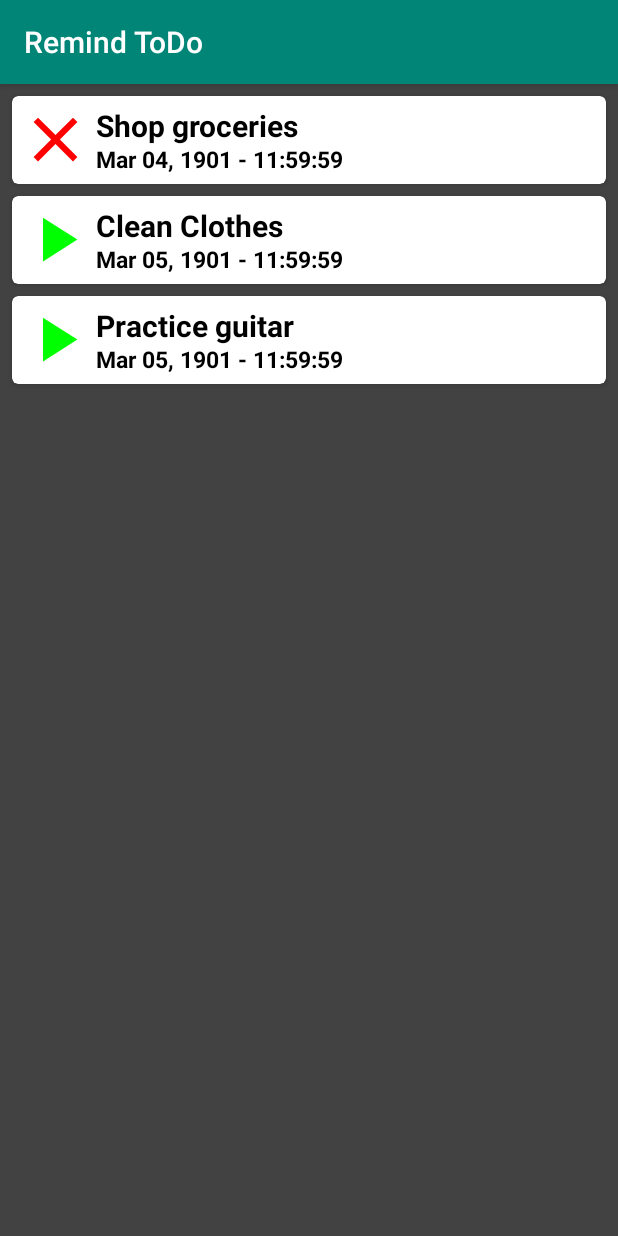
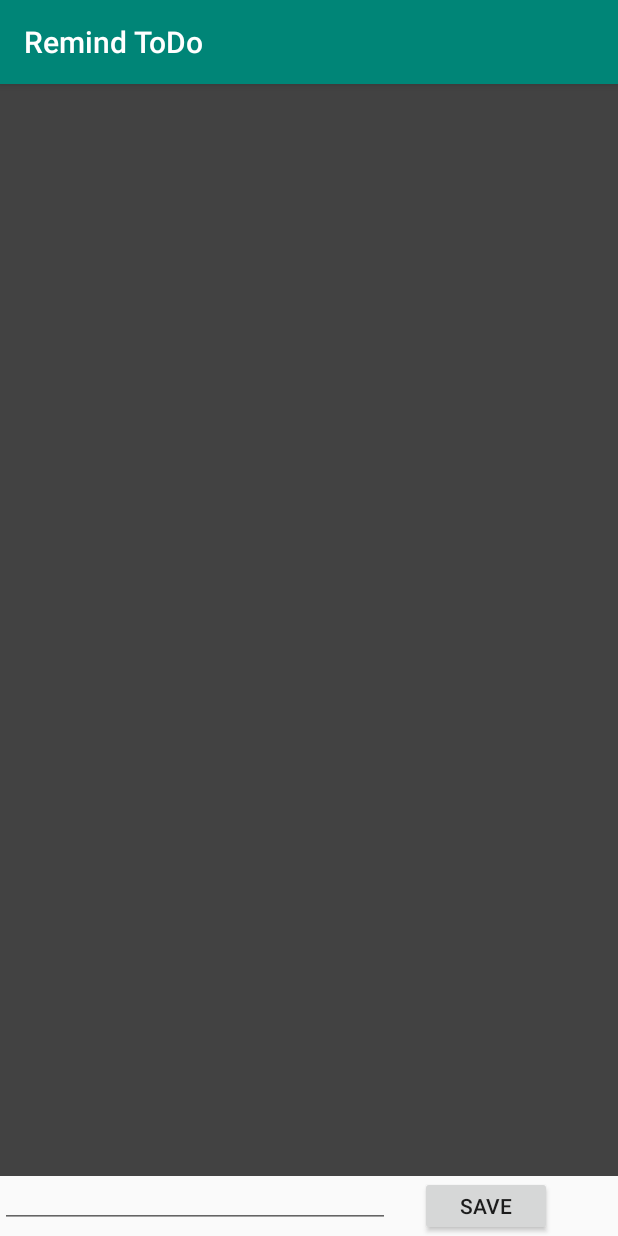
Before and after one commit to grvmishra788/RemindToDo, an Android app: the screen it shows after launch (MainActivity), on a phone screen of 412 x 824 dp. Run offline under Robolectric (Android 15) with nearby library versions, the phone set to English and light mode, and no system bars.

Commit message:
Added code to save/load ToDo items list to/from Shared Preferences in Utilities class

```diff
--- a/app/build.gradle
+++ b/app/build.gradle
@@ -25,6 +25,7 @@ dependencies {
     implementation 'com.android.support.constraint:constraint-layout:1.1.3'
     implementation 'com.android.support:recyclerview-v7:28.0.0'
     implementation 'com.android.support:cardview-v7:28.0.0'
+    implementation 'com.google.code.gson:gson:2.8.5'
     testImplementation 'junit:junit:4.12'
     androidTestImplementation 'com.android.support.test:runner:1.0.2'
     androidTestImplementation 'com.android.support.test.espresso:espresso-core:3.0.2'
--- a/app/src/main/java/com/grvmishra788/remindtodo/MainActivity.java
+++ b/app/src/main/java/com/grvmishra788/remindtodo/MainActivity.java
@@ -1,37 +1,102 @@
 package com.grvmishra788.remindtodo;
 
+import android.content.Context;
+import android.content.SharedPreferences;
 import android.support.v7.app.AppCompatActivity;
 import android.os.Bundle;
 import android.support.v7.widget.LinearLayoutManager;
 import android.support.v7.widget.RecyclerView;
+import android.view.View;
+import android.view.inputmethod.InputMethodManager;
+import android.widget.Button;
+import android.widget.EditText;
+import android.widget.Toast;
 
+import com.google.gson.Gson;
+import com.google.gson.reflect.TypeToken;
 import com.grvmishra788.remindtodo.basic.ToDoItem;
+import com.grvmishra788.remindtodo.basic.Utilities;
 import com.grvmishra788.remindtodo.recyclerview.ToDoItemAdapter;
 
+import java.lang.reflect.Type;
 import java.util.ArrayList;
 import java.util.Calendar;
 import java.util.Date;
 
+import static android.widget.Toast.LENGTH_SHORT;
+
 public class MainActivity extends AppCompatActivity {
 
+    //recyclerView variables
     private RecyclerView mRecyclerview;
     private RecyclerView.Adapter mRecyclerViewAdapter;
     private RecyclerView.LayoutManager mRecyclerViewLayoutManager;
+
+    //EditText variable
+    private EditText mEditText;
+
+    //Button variable
+    private Button mButton;
+
+    //ToDoItems list
+    ArrayList<ToDoItem> mToDoItems;
+
+    //SharedPreferences variable
+    SharedPreferences mSharedPreferences;
 
     @Override
     protected void onCreate(Bundle savedInstanceState) {
         super.onCreate(savedInstanceState);
         setContentView(R.layout.activity_main);
-        ArrayList<ToDoItem> mToDoItems = new ArrayList<>();
-        mToDoItems.add(new ToDoItem("Shop groceries", new Date(Calendar.getInstance().YEAR, Calendar.getInstance().MONTH, Calendar.getInstance().DATE-1, 23, 59,59), R.drawable.ic_overdue));
-        mToDoItems.add(new ToDoItem("Clean Clothes"));
-        mToDoItems.add(new ToDoItem("Practice guitar"));
 
+        //int SharedPreferences variable
+        mSharedPreferences = getSharedPreferences("ToDoList Shared Preferences", MODE_PRIVATE);
+
+        //load mTodoItems From Shared Preferences
+        mToDoItems = Utilities.loadToDoListFromSharedPreferences(mSharedPreferences);
+
+        //init mToDoItems if there are no ToDos saved already
+        if(mToDoItems==null){
+            mToDoItems = new ArrayList<>();
+        }
+
+        //init EditText variable
+        mEditText = (EditText) findViewById(R.id.editText);
+
+        //init Button variable
+        mButton = (Button) findViewById(R.id.saveBtn);
+
+        //On Button click, save current ToDoItem if there is some text present in mEditText
+        //else popup a toast to notify the user
+        mButton.setOnClickListener(new View.OnClickListener() {
+            @Override
+            public void onClick(View view) {
+                //obtain ToDoItemDescription from mEditTExt
+                String mToDoItemDescription = mEditText.getText().toString();
+
+                if(mToDoItemDescription.equals("")){
+                    //if this description is null, popup a toast to notify the user
+                    Toast.makeText(getApplicationContext(), "No ToDo to save", LENGTH_SHORT).show();
+                }
+                else{
+                    //else save current ToDoItem & clear mEditText
+                    mToDoItems.add(new ToDoItem(mToDoItemDescription));
+                    Utilities.saveToDoListToSharedPreferences(mSharedPreferences, mToDoItems);
+                    mEditText.getText().clear();
+                }
+
+                //Hide keyboard once button has done its job
+                InputMethodManager mInputManager = (InputMethodManager) getSystemService(Context.INPUT_METHOD_SERVICE);
+                mInputManager.hideSoftInputFromWindow(getCurrentFocus().getWindowToken(), InputMethodManager.HIDE_NOT_ALWAYS);
+
+            }
+        });
+
+        //init recyclerView variables
         mRecyclerview = (RecyclerView) findViewById(R.id.recyclerView);
         mRecyclerview.setHasFixedSize(true);    //hasFixedSize=true increases app performance as Recyclerview is not going to change in size
         mRecyclerViewLayoutManager = new LinearLayoutManager(this);
         mRecyclerViewAdapter = new ToDoItemAdapter(mToDoItems);
-
         mRecyclerview.setLayoutManager(mRecyclerViewLayoutManager);
         mRecyclerview.setAdapter(mRecyclerViewAdapter);
 
--- a/app/src/main/java/com/grvmishra788/remindtodo/basic/ToDoItem.java
+++ b/app/src/main/java/com/grvmishra788/remindtodo/basic/ToDoItem.java
@@ -10,7 +10,7 @@ import java.util.UUID;
 
 public class ToDoItem {
 
-    //constants
+    //constant Class TAG
     private static final String TAG = ToDoItem.class.getName();
 
     //ToDoItem variables
--- /dev/null
+++ b/app/src/main/java/com/grvmishra788/remindtodo/basic/Utilities.java
@@ -0,0 +1,39 @@
+package com.grvmishra788.remindtodo.basic;
+
+import android.content.SharedPreferences;
+import android.util.Log;
+
+import com.google.gson.Gson;
+import com.google.gson.reflect.TypeToken;
+
+import java.lang.reflect.Type;
+import java.util.ArrayList;
+
+//Utilities class added to perform general functions from anywhere in the code
+public class Utilities {
+
+    //constant Class TAG
+    private static final String TAG = Utilities.class.getName();
+
+    //function to save ToDoList To SharedPrefences
+    public static void saveToDoListToSharedPreferences(SharedPreferences mSharedPreferences, ArrayList<ToDoItem> mToDoItems){
+        Log.d(TAG, "Started saving ToDoList to Shared Preferences");
+        SharedPreferences.Editor mSharedPreferencesEditor = mSharedPreferences.edit();
+        Gson mGson = new Gson();
+        String json = mGson.toJson(mToDoItems);
+        mSharedPreferencesEditor.putString("ToDoList", json);
+        mSharedPreferencesEditor.apply();
+        Log.d(TAG, "Ended saving ToDoList to Shared Preferences");
+    }
+
+    //function to load ToDoList From SharedPrefences
+    public static ArrayList<ToDoItem> loadToDoListFromSharedPreferences(SharedPreferences mSharedPreferences){
+        Log.d(TAG, "Started loading ToDoList from Shared Preferences");
+        Gson mGson = new Gson();
+        String json = mSharedPreferences.getString("ToDoList", null);
+        Type mType = new TypeToken<ArrayList<ToDoItem>>(){}.getType();
+        ArrayList<ToDoItem> mToDoItem = mGson.fromJson(json, mType);
+        Log.d(TAG, "Ended loading ToDoList from Shared Preferences");
+        return mToDoItem;
+    }
+}
--- a/app/src/main/res/layout/activity_main.xml
+++ b/app/src/main/res/layout/activity_main.xml
@@ -4,14 +4,41 @@
     xmlns:tools="http://schemas.android.com/tools"
     android:layout_width="match_parent"
     android:layout_height="match_parent"
-    tools:context=".MainActivity">
+    android:layout_gravity="top"
+    tools:context=".MainActivity"
+    android:orientation="vertical">
 
     <android.support.v7.widget.RecyclerView
         android:id="@+id/recyclerView"
         android:layout_width="match_parent"
         android:layout_height="match_parent"
+        android:layout_weight="5"
+        android:background="@color/cardview_dark_background"
         android:padding="4dp"
-        android:background="@color/cardview_dark_background"
-        android:scrollbars="vertical"/>
+        android:scrollbars="vertical" />
+
+    <LinearLayout xmlns:android="http://schemas.android.com/apk/res/android"
+        xmlns:app="http://schemas.android.com/apk/res-auto"
+        xmlns:tools="http://schemas.android.com/tools"
+        android:layout_width="wrap_content"
+        android:layout_height="wrap_content"
+        android:layout_weight="1"
+        android:orientation="horizontal">
+
+
+        <EditText
+            android:id="@+id/editText"
+            android:layout_width="260dp"
+            android:layout_height="wrap_content"
+            android:padding="4dp" />
+
+        <Button
+            android:id="@+id/saveBtn"
+            android:text="Save"
+            android:layout_marginLeft="20dp"
+            android:layout_width="wrap_content"
+            android:layout_height="wrap_content" />
+
+    </LinearLayout>
 
 </LinearLayout>
```
